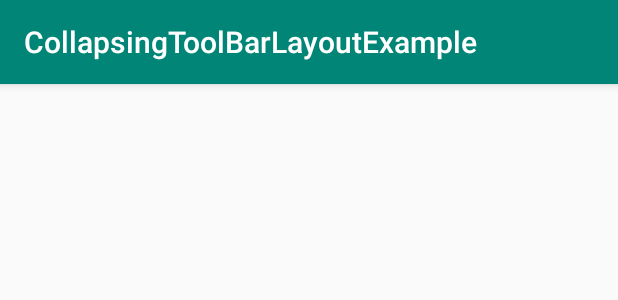
After one commit to whoami-I/CoordinatorLayoutExample, an Android app: the layout activity_collapsingtoolbarlayoutexample.xml on its own in the app's theme, with its tools: preview values and no code run, on a phone screen of 412 x 824 dp. The commit adds this screen. Shown: the top 300 px of the screen. Run offline under Robolectric (Android 15) with nearby library versions, the phone set to English and light mode, and no system bars.

Commit message:
add CollasingToolBarLayout

```diff
--- a/app/src/main/AndroidManifest.xml
+++ b/app/src/main/AndroidManifest.xml
@@ -18,6 +18,7 @@
         </activity>
         <activity android:name=".behavior.MainActivity"/>
         <activity android:name=".appbarlayoutexample.MainActivity" android:theme="@style/ActivityTheme"/>
+        <activity android:name=".collapsingtoolbarlayoutexample.MainActivity" android:theme="@style/ActivityTheme"/>
 
     </application>
 
--- a/app/src/main/java/com/mike/coordinatorlayoutexample/main/MainActivity.java
+++ b/app/src/main/java/com/mike/coordinatorlayoutexample/main/MainActivity.java
@@ -37,5 +37,7 @@ public class MainActivity extends BaseActivity {
                 com.mike.coordinatorlayoutexample.behavior.MainActivity.class, ColorGenerator.getInstance().getColor()));
         mDataList.add(new ItemDataBean("AppBarLayoutExample",
                 com.mike.coordinatorlayoutexample.appbarlayoutexample.MainActivity.class, ColorGenerator.getInstance().getColor()));
+        mDataList.add(new ItemDataBean("CollapsingToolBarLayoutExample",
+                com.mike.coordinatorlayoutexample.collapsingtoolbarlayoutexample.MainActivity.class, ColorGenerator.getInstance().getColor()));
     }
 }
--- /dev/null
+++ b/app/src/main/res/layout/activity_collapsingtoolbarlayoutexample.xml
@@ -0,0 +1,30 @@
+<?xml version="1.0" encoding="utf-8"?>
+<androidx.coordinatorlayout.widget.CoordinatorLayout xmlns:android="http://schemas.android.com/apk/res/android"
+    xmlns:app="http://schemas.android.com/apk/res-auto"
+    android:id="@+id/coordinator"
+    android:layout_width="match_parent"
+    android:layout_height="match_parent">
+
+    <androidx.recyclerview.widget.RecyclerView
+        android:id="@+id/recyclerview"
+        android:layout_width="match_parent"
+        android:layout_height="match_parent"
+        app:layout_behavior="@string/appbar_scrolling_view_behavior" />
+
+
+    <com.google.android.material.appbar.AppBarLayout
+        android:id="@+id/appbar_layout"
+        android:layout_width="match_parent"
+        android:layout_height="wrap_content">
+
+        <androidx.appcompat.widget.Toolbar
+            android:id="@+id/toolbar"
+            android:layout_width="match_parent"
+            android:layout_height="?attr/actionBarSize"
+            android:background="@color/colorPrimary"
+            app:layout_scrollFlags="scroll|enterAlways"
+            app:title="@string/collapsingtoolbarlayoutlayoutexample_name"
+            app:titleTextAppearance="@style/ToolbarTitleStyle"></androidx.appcompat.widget.Toolbar>
+
+    </com.google.android.material.appbar.AppBarLayout>
+</androidx.coordinatorlayout.widget.CoordinatorLayout>
--- a/app/src/main/res/values/strings.xml
+++ b/app/src/main/res/values/strings.xml
@@ -1,4 +1,6 @@
 <resources>
     <string name="app_name">CoordinatorLayoutExample</string>
     <string name="appbarlayoutexample_name">AppBarLayoutExample</string>
+    <string name="collapsingtoolbarlayoutlayoutexample_name">CollapsingToolBarLayoutExample</string>
+
 </resources>
```
Also changed, not shown: app/src/main/java/com/mike/coordinatorlayoutexample/collapsingtoolbarlayoutexample/MainActivity.java (added, +61 -0 lines).
